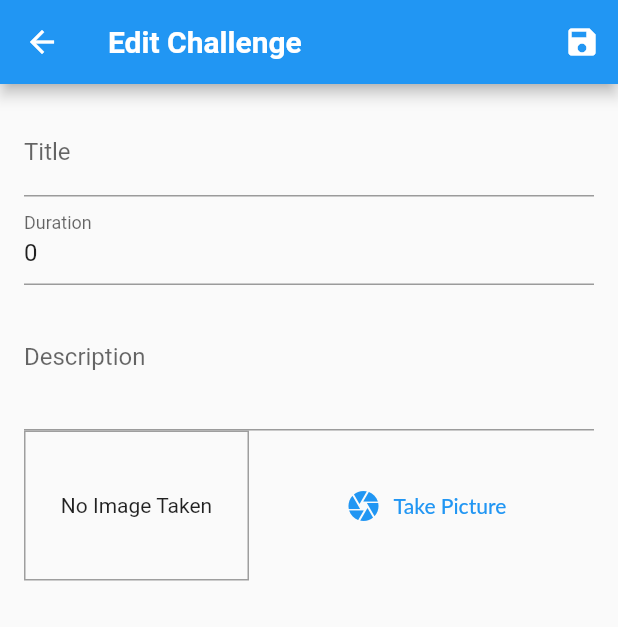
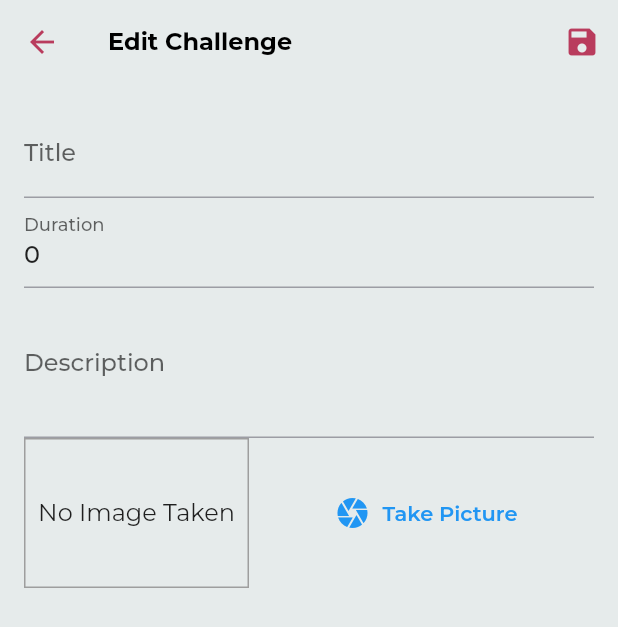
Before and after one commit to Futuring-Earth/flutter, a Flutter app: the EditChallengesView screen opened by its route, on a phone screen of 412 x 824 dp. Shown: the top 627 px of the screen. Run offline on Flutter 3.47's test engine with Material 2 defaults, Android fonts, the phone set to English and light mode, and no system bars; our stand-ins replace google_fonts, image_picker, shared_preferences; missing offline and left inert: gallery; accounts and stored records are empty; generated files the repository leaves out were written again; Roboto replaces fonts that are missing (Lato, OpenSans).

Commit message:
Added Google themes and fonts

```diff
--- /dev/null
+++ b/lib/themes/gallery_theme_data.dart
@@ -0,0 +1,96 @@
+// Copyright 2019 The Flutter team. All rights reserved.
+// Use of this source code is governed by a BSD-style license that can be
+// found in the LICENSE file.
+
+import 'package:flutter/material.dart';
+import 'package:google_fonts/google_fonts.dart';
+
+class GalleryThemeData {
+  static const _lightFillColor = Colors.black;
+  static const _darkFillColor = Colors.white;
+
+  static final Color _lightFocusColor = Colors.black.withOpacity(0.12);
+  static final Color _darkFocusColor = Colors.white.withOpacity(0.12);
+
+  static ThemeData lightThemeData =
+      themeData(lightColorScheme, _lightFocusColor);
+  static ThemeData darkThemeData = themeData(darkColorScheme, _darkFocusColor);
+
+  static ThemeData themeData(ColorScheme colorScheme, Color focusColor) {
+    return ThemeData(
+      colorScheme: colorScheme,
+      textTheme: _textTheme,
+      appBarTheme: AppBarTheme(
+        textTheme: _textTheme.apply(bodyColor: colorScheme.onPrimary),
+        color: colorScheme.background,
+        elevation: 0,
+        iconTheme: IconThemeData(color: colorScheme.primary),
+        brightness: colorScheme.brightness,
+      ),
+      iconTheme: IconThemeData(color: colorScheme.onPrimary),
+      canvasColor: colorScheme.background,
+      scaffoldBackgroundColor: colorScheme.background,
+      highlightColor: Colors.transparent,
+      accentColor: colorScheme.primary,
+      focusColor: focusColor,
+      snackBarTheme: SnackBarThemeData(
+        behavior: SnackBarBehavior.floating,
+        backgroundColor: Color.alphaBlend(
+          _lightFillColor.withOpacity(0.80),
+          _darkFillColor,
+        ),
+        contentTextStyle: _textTheme.subtitle1.apply(color: _darkFillColor),
+      ),
+    );
+  }
+
+  static const ColorScheme lightColorScheme = ColorScheme(
+    primary: Color(0xFFB93C5D),
+    primaryVariant: Color(0xFF117378),
+    secondary: Color(0xFFEFF3F3),
+    secondaryVariant: Color(0xFFFAFBFB),
+    background: Color(0xFFE6EBEB),
+    surface: Color(0xFFFAFBFB),
+    onBackground: Colors.white,
+    error: _lightFillColor,
+    onError: _lightFillColor,
+    onPrimary: _lightFillColor,
+    onSecondary: Color(0xFF322942),
+    onSurface: Color(0xFF241E30),
+    brightness: Brightness.light,
+  );
+
+  static const ColorScheme darkColorScheme = ColorScheme(
+    primary: Color(0xFFFF8383),
+    primaryVariant: Color(0xFF1CDEC9),
+    secondary: Color(0xFF4D1F7C),
+    secondaryVariant: Color(0xFF451B6F),
+    background: Color(0xFF241E30),
+    surface: Color(0xFF1F1929),
+    onBackground: Color(0x0DFFFFFF), // White with 0.05 opacity
+    error: _darkFillColor,
+    onError: _darkFillColor,
+    onPrimary: _darkFillColor,
+    onSecondary: _darkFillColor,
+    onSurface: _darkFillColor,
+    brightness: Brightness.dark,
+  );
+
+  static const _regular = FontWeight.w400;
+  static const _medium = FontWeight.w500;
+  static const _semiBold = FontWeight.w600;
+  static const _bold = FontWeight.w700;
+
+  static final TextTheme _textTheme = TextTheme(
+    headline4: GoogleFonts.montserrat(fontWeight: _bold, fontSize: 20.0),
+    caption: GoogleFonts.oswald(fontWeight: _semiBold, fontSize: 16.0),
+    headline5: GoogleFonts.oswald(fontWeight: _medium, fontSize: 16.0),
+    subtitle1: GoogleFonts.montserrat(fontWeight: _medium, fontSize: 16.0),
+    overline: GoogleFonts.montserrat(fontWeight: _medium, fontSize: 12.0),
+    bodyText1: GoogleFonts.montserrat(fontWeight: _regular, fontSize: 14.0),
+    subtitle2: GoogleFonts.montserrat(fontWeight: _medium, fontSize: 14.0),
+    bodyText2: GoogleFonts.montserrat(fontWeight: _regular, fontSize: 16.0),
+    headline6: GoogleFonts.montserrat(fontWeight: _bold, fontSize: 16.0),
+    button: GoogleFonts.montserrat(fontWeight: _semiBold, fontSize: 14.0),
+  );
+}
--- a/pubspec.yaml
+++ b/pubspec.yaml
@@ -24,6 +24,7 @@ dependencies:
   intl: ^0.15.8
   http: ^0.12.0+2
   shared_preferences: ^0.5.3+1
+  google_fonts: ^1.0.0
 
   # The following adds the Cupertino Icons font to your application.
   # Use with the CupertinoIcons class for iOS style icons.
```
Also changed, not shown: lib/main.dart (+25 -36 lines), lib/themes/colors.dart (added, +62 -0 lines), lib/widgets/pie_chart.dart (added, +279 -0 lines), pubspec.lock.
